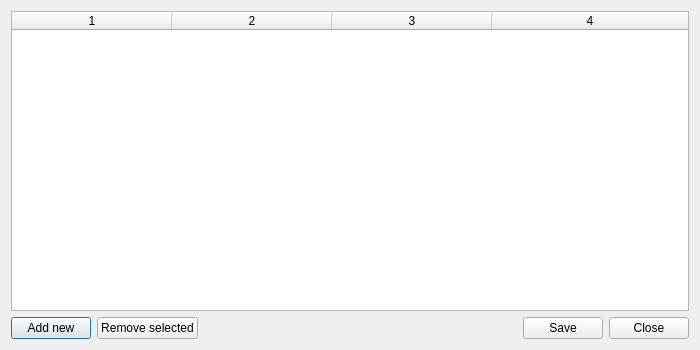
Above: pupgui2/resources/ui/pupgui2_shortcutdialog.ui from DavidoTek/ProtonUp-Qt before the change. Below: the same form after it.
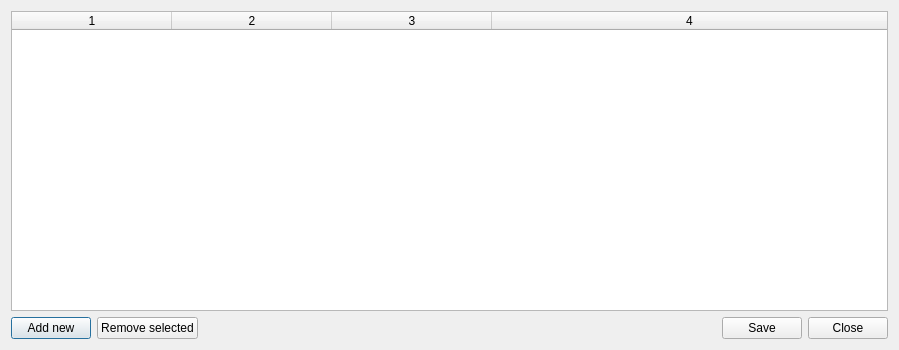
That is the form after the change.

Commit message: Shortcut Editor: Increase dialog and App Name column width

Diff of the .ui file:
```diff
--- a/pupgui2/resources/ui/pupgui2_shortcutdialog.ui
+++ b/pupgui2/resources/ui/pupgui2_shortcutdialog.ui
@@ -6,7 +6,7 @@
    <rect>
     <x>0</x>
     <y>0</y>
-    <width>700</width>
+    <width>899</width>
     <height>350</height>
    </rect>
   </property>
```
The commit also changes 1 other file.
